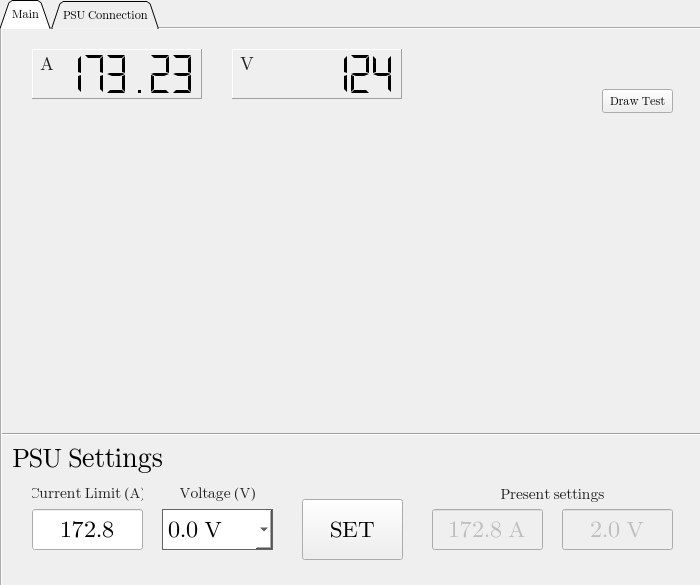
Marculonis21/PSC488_source, file PSC488/mainwindow.ui: the form before one commit.
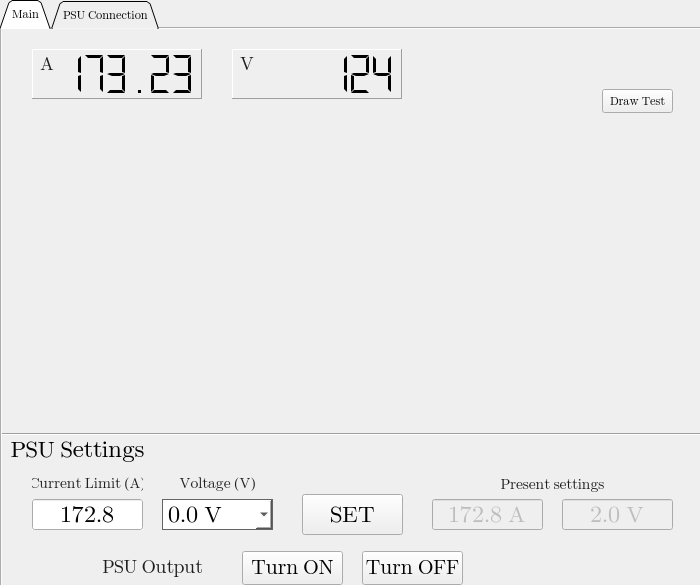
The form after the commit. The open tabs and pages were chosen to show the change. Icons and pictures are not drawn. Custom widgets are drawn as their Qt base class.

Commit message: UI changes for PSU Output

What changed in the file:
```diff
--- a/PSC488/mainwindow.ui
+++ b/PSC488/mainwindow.ui
@@ -40,7 +40,7 @@
       <x>0</x>
       <y>0</y>
       <width>702</width>
-      <height>600</height>
+      <height>681</height>
      </rect>
     </property>
     <property name="font">
@@ -104,9 +104,9 @@
       <property name="geometry">
        <rect>
         <x>560</x>
-        <y>480</y>
+        <y>470</y>
         <width>111</width>
-        <height>41</height>
+        <height>31</height>
        </rect>
       </property>
       <property name="font">
@@ -151,7 +151,7 @@
       <property name="geometry">
        <rect>
         <x>30</x>
-        <y>450</y>
+        <y>440</y>
         <width>111</width>
         <height>30</height>
        </rect>
@@ -236,9 +236,9 @@
       <property name="geometry">
        <rect>
         <x>160</x>
-        <y>480</y>
+        <y>470</y>
         <width>111</width>
-        <height>41</height>
+        <height>31</height>
        </rect>
       </property>
       <property name="font">
@@ -323,7 +323,7 @@
       <property name="geometry">
        <rect>
         <x>430</x>
-        <y>450</y>
+        <y>440</y>
         <width>241</width>
         <height>31</height>
        </rect>
@@ -420,9 +420,9 @@
       <property name="geometry">
        <rect>
         <x>30</x>
-        <y>480</y>
+        <y>470</y>
         <width>111</width>
-        <height>41</height>
+        <height>31</height>
        </rect>
       </property>
       <property name="font">
@@ -499,15 +499,16 @@
       <property name="geometry">
        <rect>
         <x>300</x>
-        <y>470</y>
+        <y>465</y>
         <width>101</width>
-        <height>61</height>
+        <height>41</height>
        </rect>
       </property>
       <property name="font">
        <font>
         <family>Segoe UI Emoji</family>
         <pointsize>18</pointsize>
+        <stylestrategy>PreferDefault</stylestrategy>
        </font>
       </property>
       <property name="text">
@@ -579,8 +580,8 @@
      <widget class="QLabel" name="label_3">
       <property name="geometry">
        <rect>
-        <x>10</x>
-        <y>410</y>
+        <x>0</x>
+        <y>400</y>
         <width>151</width>
         <height>41</height>
        </rect>
@@ -588,8 +589,9 @@
       <property name="font">
        <font>
         <family>Segoe UI Emoji</family>
-        <pointsize>20</pointsize>
+        <pointsize>18</pointsize>
         <bold>false</bold>
+        <stylestrategy>PreferDefault</stylestrategy>
        </font>
       </property>
       <property name="autoFillBackground">
@@ -618,7 +620,7 @@
       <property name="geometry">
        <rect>
         <x>160</x>
-        <y>450</y>
+        <y>440</y>
         <width>111</width>
         <height>30</height>
        </rect>
@@ -668,9 +670,9 @@
       <property name="geometry">
        <rect>
         <x>430</x>
-        <y>480</y>
+        <y>470</y>
         <width>111</width>
-        <height>41</height>
+        <height>31</height>
        </rect>
       </property>
       <property name="font">
@@ -721,6 +723,97 @@
        <string>Draw Test</string>
       </property>
      </widget>
+     <widget class="QLabel" name="label_8">
+      <property name="enabled">
+       <bool>false</bool>
+      </property>
+      <property name="geometry">
+       <rect>
+        <x>95</x>
+        <y>518</y>
+        <width>111</width>
+        <height>41</height>
+       </rect>
+      </property>
+      <property name="font">
+       <font>
+        <family>Segoe UI Emoji</family>
+        <pointsize>14</pointsize>
+        <bold>false</bold>
+        <kerning>false</kerning>
+       </font>
+      </property>
+      <property name="contextMenuPolicy">
+       <enum>Qt::NoContextMenu</enum>
+      </property>
+      <property name="autoFillBackground">
+       <bool>false</bool>
+      </property>
+      <property name="styleSheet">
+       <string notr="true">color: rgb(30,30,30);</string>
+      </property>
+      <property name="inputMethodHints">
+       <set>Qt::ImhNone</set>
+      </property>
+      <property name="frameShape">
+       <enum>QFrame::NoFrame</enum>
+      </property>
+      <property name="frameShadow">
+       <enum>QFrame::Plain</enum>
+      </property>
+      <property name="text">
+       <string>PSU Output</string>
+      </property>
+      <property name="scaledContents">
+       <bool>false</bool>
+      </property>
+      <property name="alignment">
+       <set>Qt::AlignCenter</set>
+      </property>
+      <property name="textInteractionFlags">
+       <set>Qt::NoTextInteraction</set>
+      </property>
+     </widget>
+     <widget class="QPushButton" name="outputOnButton">
+      <property name="geometry">
+       <rect>
+        <x>240</x>
+        <y>522</y>
+        <width>101</width>
+        <height>34</height>
+       </rect>
+      </property>
+      <property name="font">
+       <font>
+        <family>Segoe UI Emoji</family>
+        <pointsize>16</pointsize>
+        <stylestrategy>PreferDefault</stylestrategy>
+       </font>
+      </property>
+      <property name="text">
+       <string>Turn ON</string>
+      </property>
+     </widget>
+     <widget class="QPushButton" name="outputOffButton">
+      <property name="geometry">
+       <rect>
+        <x>360</x>
+        <y>522</y>
+        <width>101</width>
+        <height>34</height>
+       </rect>
+      </property>
+      <property name="font">
+       <font>
+        <family>Segoe UI Emoji</family>
+        <pointsize>16</pointsize>
+        <stylestrategy>PreferDefault</stylestrategy>
+       </font>
+      </property>
+      <property name="text">
+       <string>Turn OFF</string>
+      </property>
+     </widget>
      <zorder>monitorVolts</zorder>
      <zorder>voltageShow</zorder>
      <zorder>label_4</zorder>
```
Left out of the diff: 5 changed lines with no effect on the pictures. The commit also changes 3 other files.
